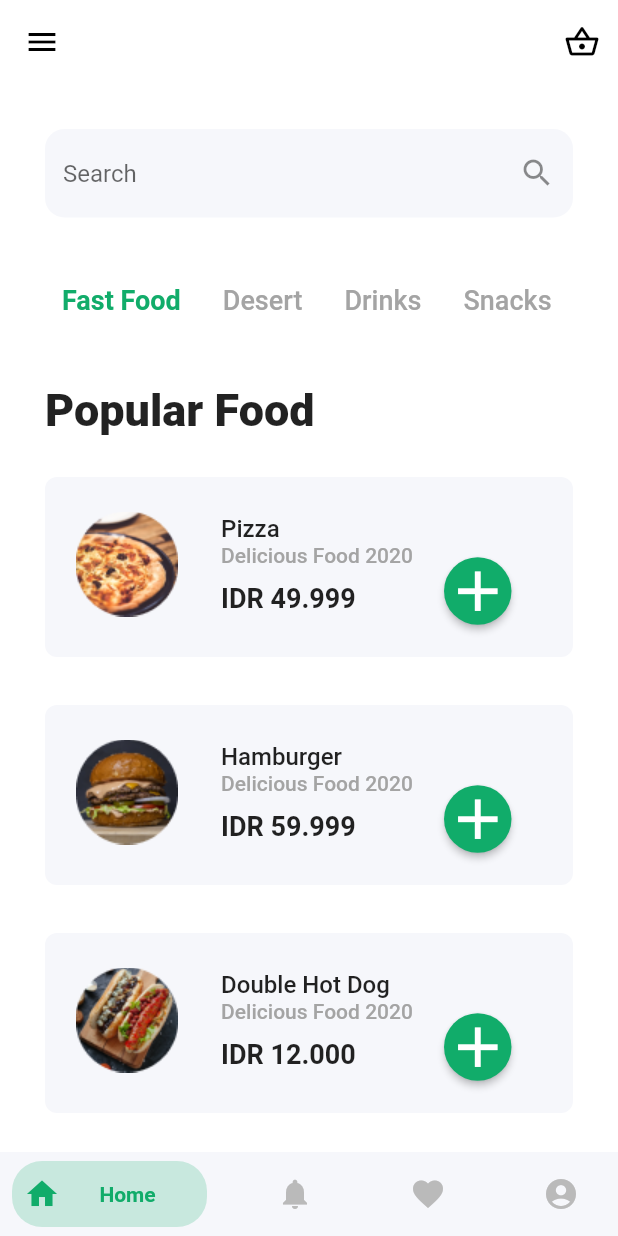
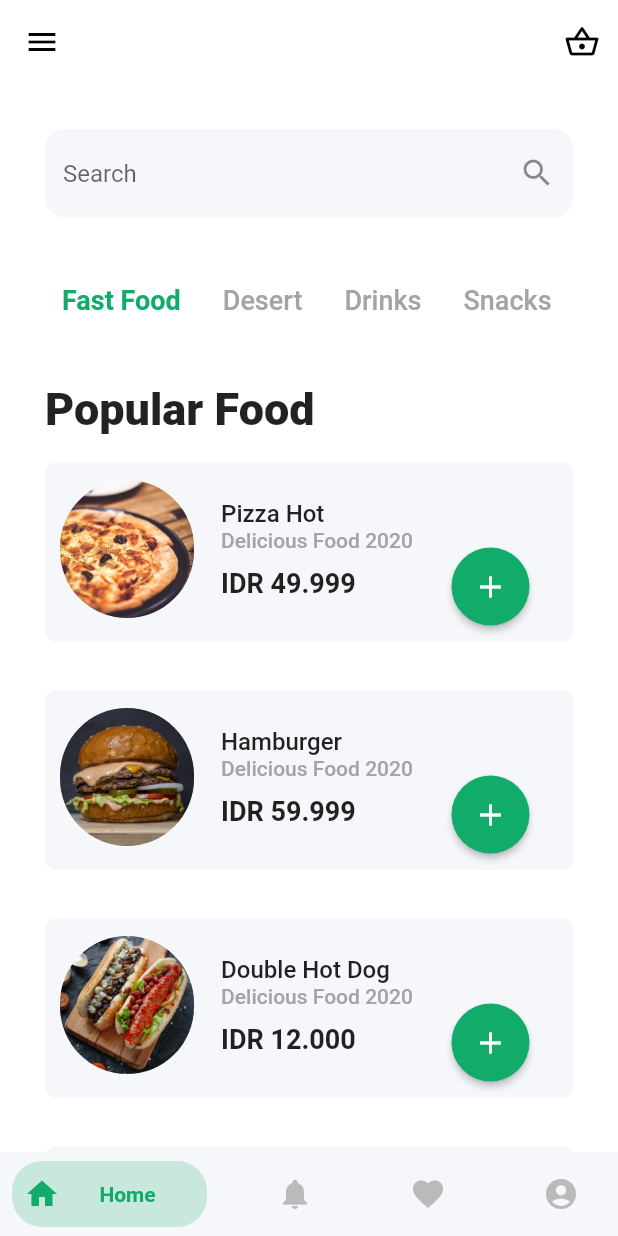
Before and after one commit to lvstr/boldfood, a Flutter app: the screen it shows after launch, on a phone screen of 412 x 824 dp. Run offline on Flutter 3.47's test engine with Material 2 defaults, Android fonts, the light colour scheme and no system bars; drawn by our look-alikes of bottom_navy_bar.

Commit message:
Add Food Detail & Add Images

```diff
--- a/lib/model/foods_model.dart
+++ b/lib/model/foods_model.dart
@@ -16,61 +16,45 @@ class Foods {
   });
 }
 
-List<Foods> foods = [
+var foods = [
   Foods(
-    name: 'Pizza',
-    description: "Our very own! Smashed Burger",
+    name: 'Pizza Hot',
+    description: "Sausage, pepper, pizza, we made it for you!",
     title: "Delicious Food 2020",
     imageIcon: 'images/foods/pizza.png',
-    imageBig: 'images/tes.jpg',
+    imageBig: 'images/foods/bigpizza.png',
     price: "49.999",
   ),
   Foods(
     name: 'Hamburger',
-    description: "Our very own! Smashed Burger",
+    description: "Our very own! Smashed beef burgers",
     title: "Delicious Food 2020",
     imageIcon: 'images/foods/hamburger.png',
-    imageBig: 'images/tes.jpg',
+    imageBig: 'images/foods/bighamburger.png',
     price: "59.999",
   ),
   Foods(
     name: 'Double Hot Dog',
-    description: "Our very own! Smashed Burger",
+    description: "Double Beef Double Delicious",
     title: "Delicious Food 2020",
     imageIcon: 'images/foods/doublehotdog.png',
-    imageBig: 'images/tes.jpg',
+    imageBig: 'images/foods/bigdoublehotdog.png',
     price: "12.000",
   ),
   Foods(
-    name: 'Pasta Crunchy',
-    description: "Our very own! Smashed Burger",
+    name: 'Sandwich',
+    description: "Best food for ",
     title: "Delicious Food 2020",
-    imageIcon: 'images/foods/pizza.png',
-    imageBig: 'images/tes.jpg',
+    imageIcon: 'images/foods/sandwich.png',
+    imageBig: 'images/foods/bigsandwich.png',
     price: "12.000",
   ),
   Foods(
-    name: 'Menantea',
-    description: "Our very own! Smashed Burger",
+    name: 'Sausage',
+    description: "Grilled Sausage with sweet and sour spices",
     title: "Top 2021",
-    imageIcon: 'images/foods/pizza.png',
-    imageBig: 'images/tes.jpg',
-    price: "12.000",
-  ),
-  Foods(
-    name: 'Es Teh Hangat',
-    description: "Our very own! Smashed Burger",
-    title: "Delicious Food 2020",
-    imageIcon: 'images/foods/pizza.png',
-    imageBig: 'images/tes.jpg',
-    price: "34.999",
-  ),
-  Foods(
-    name: 'Gorengan Sultan',
-    description: "Our very own! Smashed Burger",
-    title: "Delicious Food 2020",
-    imageIcon: 'images/foods/pizza.png',
-    imageBig: 'images/tes.jpg',
+    imageIcon: 'images/foods/sausage.png',
+    imageBig: 'images/foods/bigsausage.png',
     price: "12.000",
   ),
 ];
--- a/lib/pages/home.dart
+++ b/lib/pages/home.dart
@@ -1,8 +1,9 @@
+import 'package:boldfood/model/foods_model.dart';
 import 'package:bottom_navy_bar/bottom_navy_bar.dart';
 import 'package:flutter/material.dart';
 import 'package:boldfood/utils/palette.dart';
 import 'package:boldfood/elements/category.dart';
-import 'package:boldfood/model/foods_model.dart';
+import 'package:boldfood/pages/detail.dart';
 
 class Home extends StatefulWidget {
   @override
@@ -96,59 +97,59 @@ class _Home extends State<Home> {
                 Category(),
                 Container(
                     alignment: Alignment.topLeft,
-                    margin: EdgeInsets.only(left: 30.0),
+                    margin: EdgeInsets.only(left: 30.0, top: 30),
                     child: Text("Popular Food",
                         style: TextStyle(
-                            fontSize: 30,
-                            height: 2.5,
-                            fontWeight: FontWeight.w900))),
+                            fontSize: 30, fontWeight: FontWeight.w900))),
                 ListView.builder(
                   physics: NeverScrollableScrollPhysics(),
                   shrinkWrap: true,
                   itemBuilder: (BuildContext context, int index) {
-                    return InkWell(onTap: () {}, child: FoodList(foods[index]));
+                    final Foods food = foods[index];
+
+                    return InkWell(
+                        onTap: () {
+                          Navigator.push(context,
+                              MaterialPageRoute(builder: (context) {
+                            return DetailPage(food: food);
+                          }));
                         },
-                  itemCount: foods.length,
-                )
-              ])
-            ]))
-          ],
-        ));
-  }
-}
-
-class FoodList extends StatelessWidget {
-  final Foods food;
-
-  FoodList(this.food);
-
-  @override
-  Widget build(BuildContext context) {
-    return Container(
+                        child: Container(
                             child: Stack(
                           children: <Widget>[
                             Container(
                               height: 120.0,
-          margin: EdgeInsets.only(left: 30.0, right: 30.0, top: 18.0),
+                              margin: EdgeInsets.only(
+                                  left: 30.0, right: 30.0, top: 18.0),
                               decoration: BoxDecoration(
                                 color: Color(0xFFF6F7FB),
                                 shape: BoxShape.rectangle,
                                 borderRadius: BorderRadius.circular(8.0),
                               ),
                             ),
-        Row(mainAxisAlignment: MainAxisAlignment.start, children: <Widget>[
+                            Row(
+                                mainAxisAlignment: MainAxisAlignment.start,
+                                children: <Widget>[
                                   Container(
-            margin:
-                EdgeInsets.only(top: 30.0, bottom: 30.0, left: 40, right: 18),
+                                      margin: EdgeInsets.only(
+                                          top: 30.0,
+                                          bottom: 30.0,
+                                          left: 40,
+                                          right: 18),
                                       alignment: FractionalOffset.centerLeft,
+                                      child: ClipRRect(
+                                        borderRadius:
+                                            new BorderRadius.circular(50.0),
                                         child: Image(
                                           image: AssetImage(food.imageIcon),
                                           height: 92.0,
+                                          fit: BoxFit.fill,
                                         ),
-          ),
+                                      )),
                                   Container(
                                     child: Column(
-              crossAxisAlignment: CrossAxisAlignment.start,
+                                      crossAxisAlignment:
+                                          CrossAxisAlignment.start,
                                       children: <Widget>[
                                         Text(food.name,
                                             style: TextStyle(
@@ -164,23 +165,34 @@ class FoodList extends StatelessWidget {
                                             margin: EdgeInsets.only(top: 10),
                                             child: Text("IDR ${food.price}",
                                                 style: TextStyle(
-                            fontSize: 18, fontWeight: FontWeight.bold)))
+                                                    fontSize: 18,
+                                                    fontWeight:
+                                                        FontWeight.bold)))
                                       ],
                                     ),
                                   ),
                                 ]),
                             Container(
-            margin: EdgeInsets.fromLTRB(280, 70, 0, 0),
+                                margin: EdgeInsets.fromLTRB(295, 75, 0, 0),
                                 child: ElevatedButton(
                                   onPressed: () {},
                                   child: Icon(
                                     Icons.add,
                                     color: Colors.white,
-                size: 45.0,
+                                    size: 24.0,
                                   ),
                                   style: ElevatedButton.styleFrom(
-                  shape: CircleBorder(), primary: Palette.theme),
+                                      shape: CircleBorder(),
+                                      primary: Palette.theme,
+                                      padding: EdgeInsets.all(14)),
                                 )),
+                          ],
+                        )));
+                  },
+                  itemCount: foods.length,
+                )
+              ])
+            ]))
           ],
         ));
   }
```
Also changed, not shown: lib/pages/detail.dart (+349 -0 lines), images/foods/bigdoublehotdog.png (added), images/foods/bighamburger.png (added), images/foods/bigsandwich.png (added), images/foods/bigsausage.png (added), images/foods/doublehotdog.png, images/foods/hamburger.png, images/foods/pasta.png (added), images/foods/pizza.png, images/foods/sandwich.png (added), images/foods/sausage.png (added), lib/main.dart (line endings or trailing spaces), 1 other file. Lines whose indentation alone changed are shown as unchanged.
